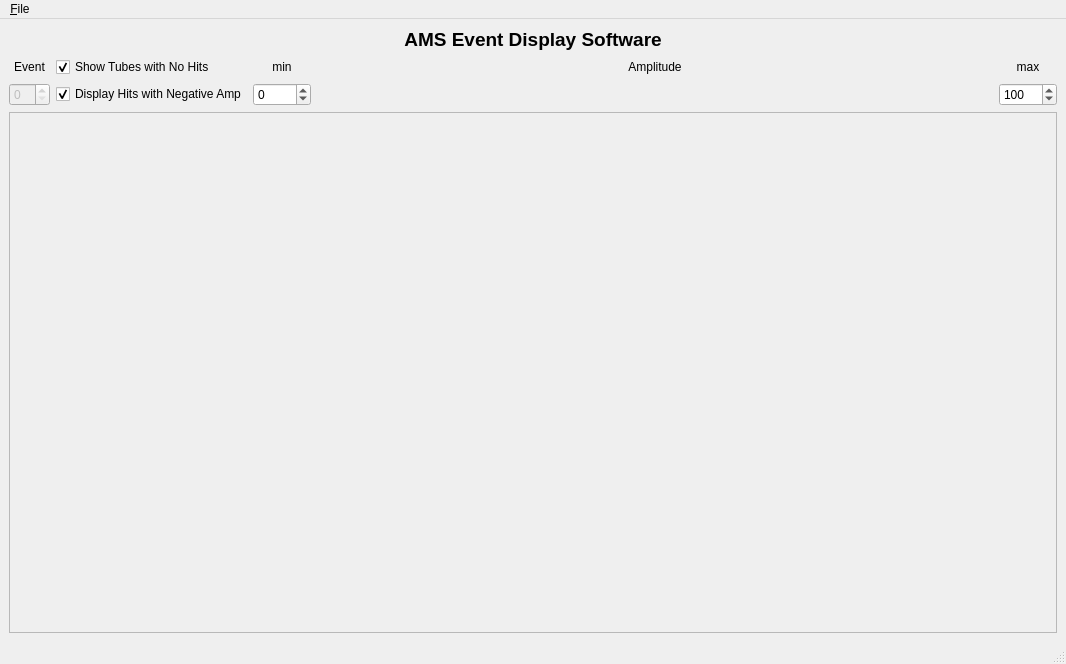
Qt form ui/EventDisplayForm.ui (bastianbeischer/TRDEventDisplay) before a commit.
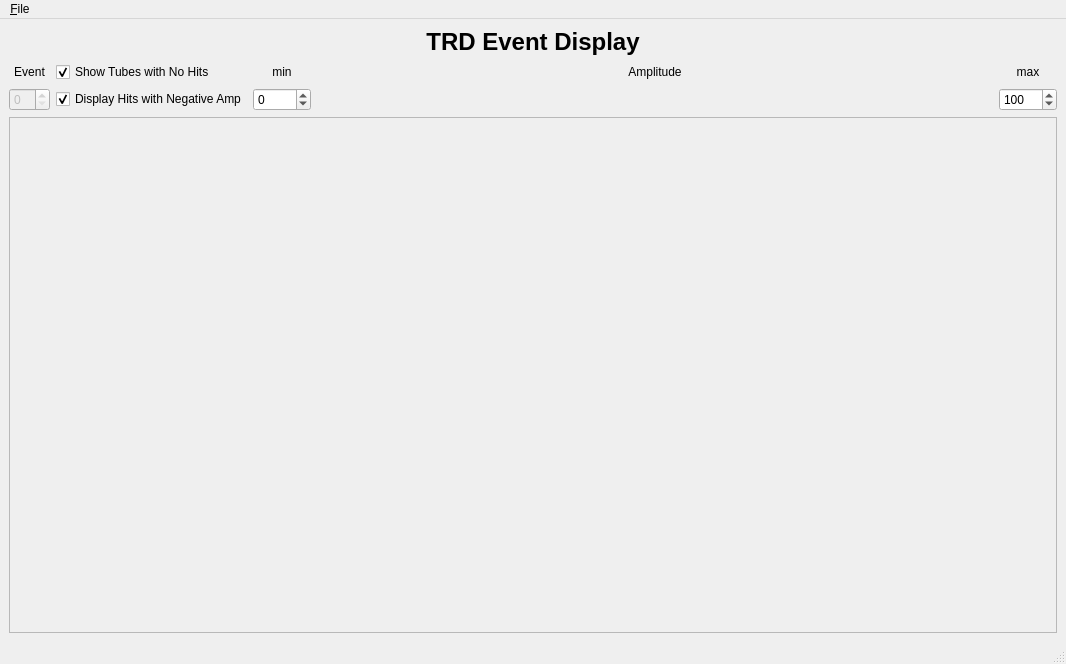
The same form after that commit.

What changed in the file:
```diff
--- a/ui/EventDisplayForm.ui
+++ b/ui/EventDisplayForm.ui
@@ -145,13 +145,15 @@
      <widget class="QLabel" name="label_5">
       <property name="font">
        <font>
-        <pointsize>14</pointsize>
+        <pointsize>18</pointsize>
         <weight>75</weight>
+        <italic>false</italic>
         <bold>true</bold>
+        <underline>false</underline>
        </font>
       </property>
       <property name="text">
-       <string>AMS Event Display Software</string>
+       <string>TRD Event Display</string>
       </property>
       <property name="alignment">
        <set>Qt::AlignCenter</set>
```
